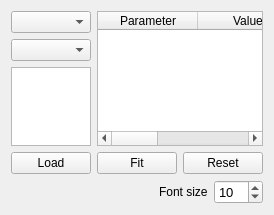
lasersphere/Tilda, file PolliFit/source/Gui/Ui_InteractiveFit.ui: the form before one commit.
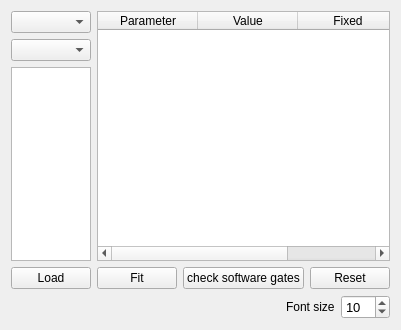
The form after the commit.

Patch:
```diff
--- a/PolliFit/source/Gui/Ui_InteractiveFit.ui
+++ b/PolliFit/source/Gui/Ui_InteractiveFit.ui
@@ -6,8 +6,8 @@
    <rect>
     <x>0</x>
     <y>0</y>
-    <width>263</width>
-    <height>215</height>
+    <width>381</width>
+    <height>330</height>
    </rect>
   </property>
   <property name="windowTitle">
@@ -75,6 +75,13 @@
            </property>
           </widget>
          </item>
+         <item>
+          <widget class="QPushButton" name="pushButton_check_softw_gates">
+           <property name="text">
+            <string>check software gates</string>
+           </property>
+          </widget>
+         </item>
          <item>
           <widget class="QPushButton" name="bReset">
            <property name="text">
```
